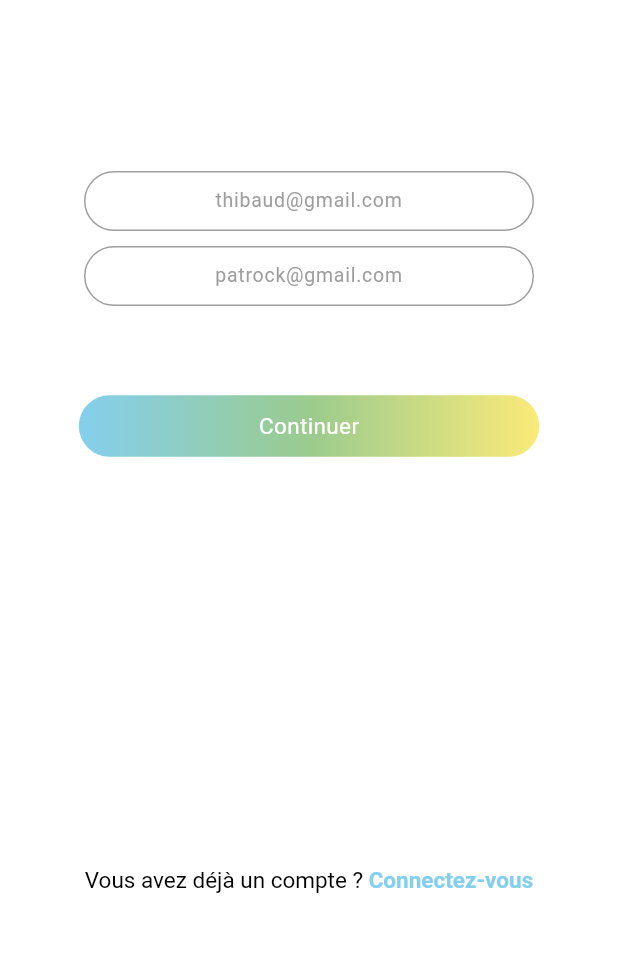
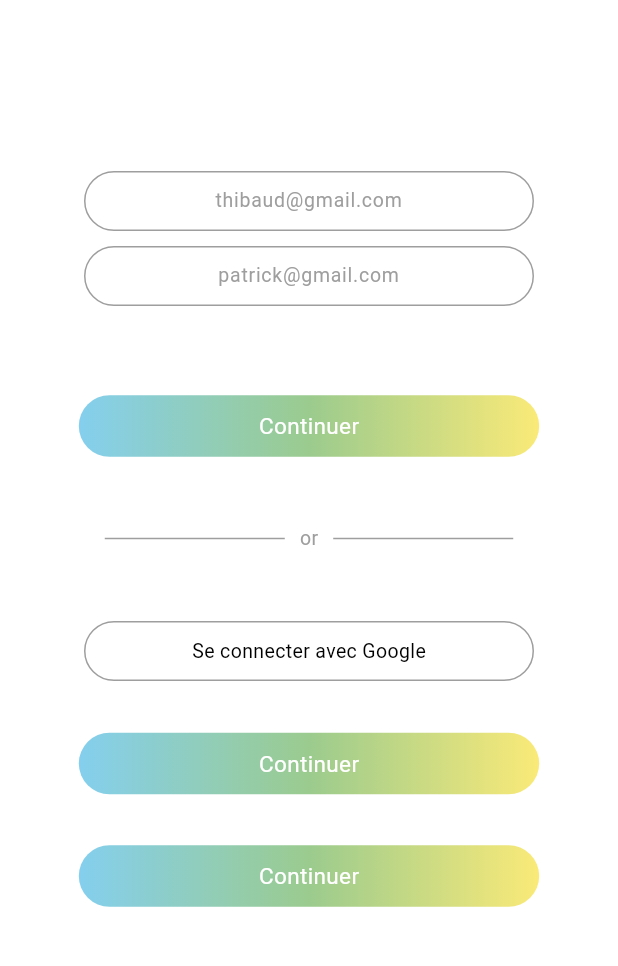
Before and after one commit to Killian-rx/Tymos, a Flutter app: the InscriptionPage screen opened by its route, on a phone screen of 412 x 824 dp, the part 267-1233 px from its top. Run offline on Flutter 3.47's test engine with Material 3 defaults, Android fonts, the phone set to English and light mode, and no system bars.

Commit message:
Merge branch 'main' of https://github.com/Killian-rx/Tymos

```diff
--- a/flutter_tymos/lib/pages/inscription_page.dart
+++ b/flutter_tymos/lib/pages/inscription_page.dart
@@ -12,8 +12,7 @@ class InscriptionPage extends StatelessWidget {
           Container(
             color: Colors.white,
           ),
-          Align(
-            // Logo
+          Align( // Logo
             alignment: Alignment.topCenter,
             child: Padding(
               padding: const EdgeInsets.only(top: 120),
@@ -23,7 +22,7 @@ class InscriptionPage extends StatelessWidget {
               ),
             ),
           ),
-          const Align(
+          Align(
             child: Padding(
             padding: EdgeInsets.only(bottom: 480),
               child: Text(
@@ -35,7 +34,8 @@ class InscriptionPage extends StatelessWidget {
                   fontWeight: FontWeight.normal,
                 ),
               ),
-          )),
+            )
+          ),
           Container(
             width: 300,
             alignment: Alignment.center,
@@ -89,7 +89,7 @@ class InscriptionPage extends StatelessWidget {
                   child: TextField(
                     textAlign: TextAlign.center,
                     decoration: InputDecoration(
-                        hintText: 'patrock@gmail.com', // Texte indicatif
+                        hintText: 'patrick@gmail.com', // Texte indicatif
                         border: InputBorder.none,
                         isDense: true, // Réduit légèrement l'espace interne
                         contentPadding:
@@ -109,7 +109,8 @@ class InscriptionPage extends StatelessWidget {
             child: Padding(
               padding: const EdgeInsets.only(top: 100),
               child: GestureDetector(
-                      onTap: () {},
+                onTap: () {
+                },
                 child: Container(
                   decoration: BoxDecoration(
                     gradient: const LinearGradient(
@@ -121,8 +122,7 @@ class InscriptionPage extends StatelessWidget {
                     ),
                     borderRadius: BorderRadius.circular(30),
                   ),
-                        padding: const EdgeInsets.symmetric(
-                            horizontal: 120, vertical: 10),
+                  padding: const EdgeInsets.symmetric(horizontal: 120, vertical: 10),
                   child: const Text(
                     'Continuer',
                     style: TextStyle(
@@ -130,35 +130,120 @@ class InscriptionPage extends StatelessWidget {
                       color: Colors.white,
                     ),
                   ),
-                      )))),
-          Align(
-            // Texte de connexion
-            alignment: Alignment.bottomCenter,
-            child: Padding(
-                padding: const EdgeInsets.only(bottom: 50),
-                child: GestureDetector(
-                  onTap: () {
-                    Navigator.pushNamed(context, '/connexion');
-                  },
-                  child: RichText(
-                    text: const TextSpan(
-                      text: "Vous avez déjà un compte ? ",
-                      style: TextStyle(
-                        fontSize: 15,
-                        color: Colors.black,
+                )
+              )
+            )
           ),
-                      children: <TextSpan>[
-                        TextSpan(
-                          text: "Connectez-vous",
-                          style: TextStyle(
-                            color: Color(0xFF84CFEE),
-                            fontWeight: FontWeight.bold,
+          Padding(
+            padding: EdgeInsets.only(top: 250), // Décalage vers le bas
+            child: Row(
+              mainAxisAlignment: MainAxisAlignment.center, // Centre les éléments horizontalement
+              children: [
+                Container(
+                  width: 120,   // Largeur de la première barre
+                  height: 1,    // Hauteur de la barre
+                  color: Colors.grey,  // Couleur grise
                 ),
+                SizedBox(width: 10), // Espace entre la première barre et le texte
+                Text(
+                  'or',
+                  style: TextStyle(fontSize: 13, color: Colors.grey), // Style du texte "or"
+                ),
+                SizedBox(width: 10), // Espace entre le texte et la deuxième barre
+                Container(
+                  width: 120,   // Largeur de la deuxième barre
+                  height: 1,    // Hauteur de la barre
+                  color: Colors.grey,  // Couleur grise
                 ),
               ],
             ),
           ),
-                )),
+          Container(
+            width: 300,
+            alignment: Alignment.center,
+            child: Padding(
+              padding: const EdgeInsets.only(top: 400),
+              child: Container(
+                height: 40, // Fixe la hauteur pour contrôler l'espace vertical
+                decoration: BoxDecoration(
+                  color: Colors.white, // Fond blanc
+                  borderRadius: BorderRadius.circular(30),
+                  border: Border.all(
+                    color: Colors.grey, // Bordure noire
+                    width: 1,
+                  ),
+                ),
+                child: Center(
+                  child: Text(
+                    'Se connecter avec Google',
+                    style: TextStyle(
+                      fontSize: 13,
+                      color: Colors.black,
+                    ),
+                  ),
+                ),
+              ),
+            ),
+          ),
+          Align(
+            alignment: Alignment.center,
+            child: Padding(
+              padding: const EdgeInsets.only(top: 550),
+              child: GestureDetector(
+                onTap: () {
+                },
+                child: Container(
+                  decoration: BoxDecoration(
+                    gradient: const LinearGradient(
+                      colors: [
+                        Color(0xFF84CFEE),
+                        Color(0xFF9BCB8E),
+                        Color(0xFFFAEA78),
+                      ],
+                    ),
+                    borderRadius: BorderRadius.circular(30),
+                  ),
+                  padding: const EdgeInsets.symmetric(horizontal: 120, vertical: 10),
+                  child: const Text(
+                    'Continuer',
+                    style: TextStyle(
+                      fontSize: 15,
+                      color: Colors.white,
+                    ),
+                  ),
+                )
+              )
+            )
+          ),
+          Align(
+            alignment: Alignment.center,
+            child: Padding(
+              padding: const EdgeInsets.only(top: 700),
+              child: GestureDetector(
+                onTap: () {
+                },
+                child: Container(
+                  decoration: BoxDecoration(
+                    gradient: const LinearGradient(
+                      colors: [
+                        Color(0xFF84CFEE),
+                        Color(0xFF9BCB8E),
+                        Color(0xFFFAEA78),
+                      ],
+                    ),
+                    borderRadius: BorderRadius.circular(30),
+                  ),
+                  padding: const EdgeInsets.symmetric(horizontal: 120, vertical: 10),
+                  child: const Text(
+                    'Continuer',
+                    style: TextStyle(
+                      fontSize: 15,
+                      color: Colors.white,
+                    ),
+                  ),
+                )
+              )
+            )
           ),
         ],
       ),
```
Lines whose indentation alone changed are shown as unchanged.
